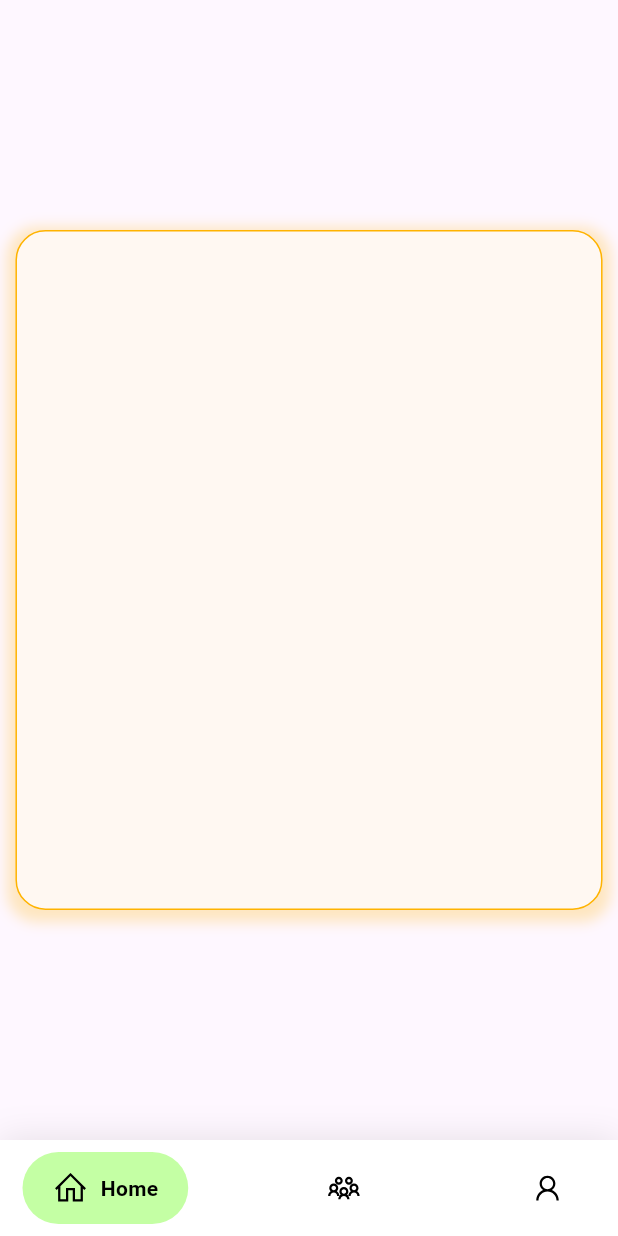
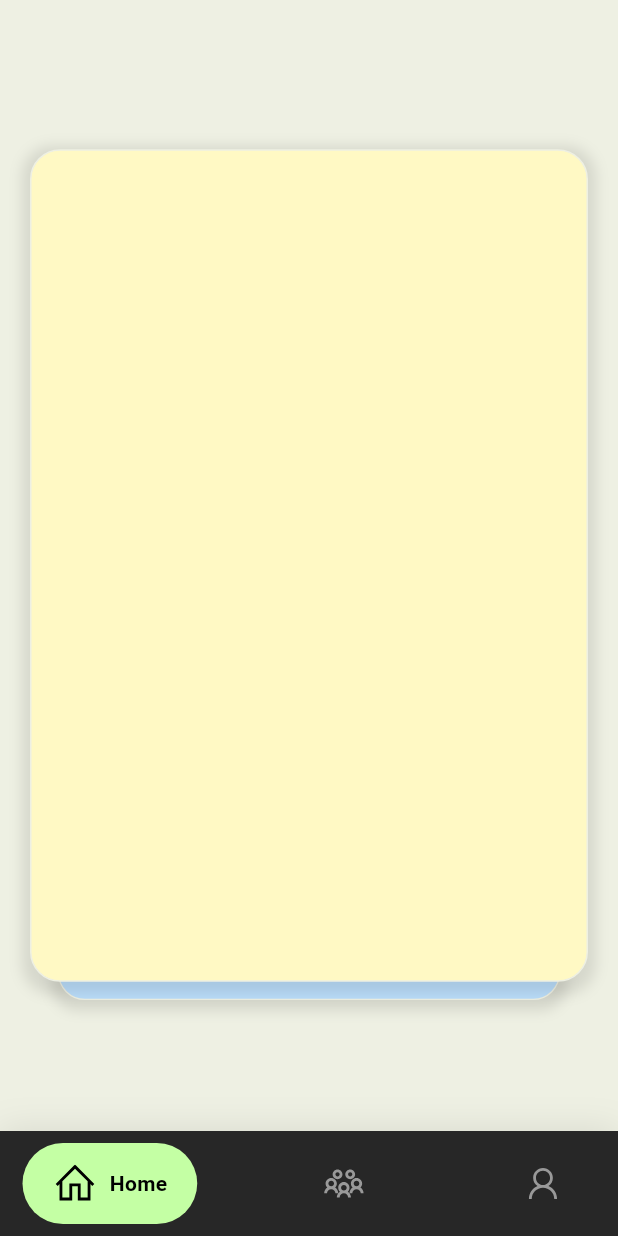
Before and after one commit to ronanhansel/touch-grass, a Flutter app: the screen it shows after launch, on a phone screen of 412 x 824 dp. Run offline on Flutter 3.47's test engine with Material 3 defaults, Android fonts, the phone set to English and light mode, and no system bars; drawn by our look-alikes of flutter_card_swiper, google_nav_bar; our stand-ins replace line_icons.

Commit message:
homepage UI 1

```diff
--- a/lib/home.dart
+++ b/lib/home.dart
@@ -1,4 +1,5 @@
 import 'package:flutter/material.dart';
+import 'package:flutter_card_swiper/flutter_card_swiper.dart';
 
 class Home extends StatefulWidget {
   const Home({super.key});
@@ -8,32 +9,108 @@ class Home extends StatefulWidget {
 }
 
 class _HomeState extends State<Home> {
-  @override
-  Widget build(BuildContext context) {
-    double width = MediaQuery.of(context).size.width;
-    double height = MediaQuery.of(context).size.height;
-    return Scaffold(
-      body: Center(
+  final CardSwiperController controller = CardSwiperController();
+
+  List<Container> cards = [
+    Container(
+      alignment: Alignment.center,
       child: Container(
         decoration: BoxDecoration(
             border: Border.all(
-                color: Colors.amber[600]!,
+              color: const Color.fromRGBO(238, 240, 227, 100),
             ),
-              color: Color.fromRGBO(255, 248, 242, 1),
+            color:
+                Colors.yellow[100], //Theme.of(context).colorScheme.background,
             boxShadow: [
               BoxShadow(
-                  color: Colors.amber[600]!.withOpacity(.25),
+                color: Colors.black.withOpacity(.10),
                 spreadRadius: 5,
                 blurRadius: 7,
                 offset: Offset(0, 3), // changes position of shadow
               ),
             ],
             borderRadius: BorderRadius.all(Radius.circular(20))),
-          height: height * 0.55,
-          width: width * 0.95,
-          child: Text(''),
+        height: 555,
+        width: 450,
+      ),
+    ),
+    Container(
+      alignment: Alignment.center,
+      child: Container(
+        decoration: BoxDecoration(
+            border: Border.all(
+              color: const Color.fromRGBO(238, 240, 227, 100),
+            ),
+            color: Colors.blue[100], //Theme.of(context).colorScheme.background,
+            boxShadow: [
+              BoxShadow(
+                color: Colors.black.withOpacity(.10),
+                spreadRadius: 5,
+                blurRadius: 7,
+                offset: Offset(0, 3), // changes position of shadow
+              ),
+            ],
+            borderRadius: BorderRadius.all(Radius.circular(20))),
+        height: 555,
+        width: 450,
+      ),
+    ),
+    Container(
+      alignment: Alignment.center,
+      child: Container(
+        decoration: BoxDecoration(
+            border: Border.all(
+              color: const Color.fromRGBO(238, 240, 227, 100),
+            ),
+            color:
+                Colors.purple[100], //Theme.of(context).colorScheme.background,
+            boxShadow: [
+              BoxShadow(
+                color: Colors.black.withOpacity(.10),
+                spreadRadius: 5,
+                blurRadius: 7,
+                offset: Offset(0, 3), // changes position of shadow
+              ),
+            ],
+            borderRadius: BorderRadius.all(Radius.circular(20))),
+        height: 555,
+        width: 450,
+      ),
+    ),
+  ];
+
+  @override
+  Widget build(BuildContext context) {
+    double width = MediaQuery.of(context).size.width;
+    double height = MediaQuery.of(context).size.height;
+
+    return Scaffold(
+      body: Flexible(
+        child: CardSwiper(
+          cardsCount: cards.length,
+          cardBuilder: (context, index, percentThresholdX, percentThresholdY) =>
+              cards[index],
+          controller: controller,
+          onSwipe: _onSwipe,
+          allowedSwipeDirection: AllowedSwipeDirection.only(
+              up: false, down: false, left: true, right: true),
+          numberOfCardsDisplayed: 2,
         ),
       ),
     );
   }
 }
+
+bool _onSwipe(
+  int previousIndex,
+  int? currentIndex,
+  CardSwiperDirection direction,
+) {
+  debugPrint('The card $previousIndex was swiped $direction to $currentIndex');
+  if (direction == CardSwiperDirection.left) {
+    debugPrint('Left function');
+  } else if (direction == CardSwiperDirection.right) {
+    debugPrint('Right function');
+  }
+  return true;
+}
--- a/lib/main.dart
+++ b/lib/main.dart
@@ -8,7 +8,22 @@ class MyApp extends StatelessWidget {
 
   @override
   Widget build(BuildContext context) {
-    return const MaterialApp(
-        debugShowCheckedModeBanner: false, home: Navigation());
+    return MaterialApp(
+        theme: ThemeData(
+            colorScheme: const ColorScheme(
+          brightness: Brightness.light,
+          primary: Color.fromRGBO(238, 240, 227, 1),
+          onPrimary: Color.fromRGBO(238, 240, 227, 1),
+          secondary: Color.fromRGBO(241, 243, 230, 1),
+          onSecondary: Color.fromRGBO(153, 153, 153, 1),
+          error: Color.fromRGBO(238, 240, 227, 1),
+          onError: Color.fromRGBO(238, 240, 227, 1),
+          background: Color.fromRGBO(250, 251, 239, 1),
+          onBackground: Color.fromRGBO(39, 39, 39, 1),
+          surface: Color.fromRGBO(238, 240, 227, 1),
+          onSurface: Color.fromRGBO(238, 240, 227, 1),
+        )),
+        debugShowCheckedModeBanner: false,
+        home: const Navigation());
   }
 }
--- a/lib/navigation.dart
+++ b/lib/navigation.dart
@@ -29,7 +29,7 @@ class _HomePageState extends State<Navigation> {
       ),
       bottomNavigationBar: Container(
           decoration: BoxDecoration(
-            color: Colors.white,
+            color: Theme.of(context).colorScheme.onBackground,
             boxShadow: [
               BoxShadow(
                 blurRadius: 20,
@@ -51,18 +51,21 @@ class _HomePageState extends State<Navigation> {
                     const EdgeInsets.symmetric(horizontal: 20, vertical: 12),
                 duration: const Duration(milliseconds: 400),
                 tabBackgroundColor: const Color.fromRGBO(196, 255, 164, 100)!,
-                color: Colors.black,
+                color: Theme.of(context).colorScheme.onSecondary,
                 tabs: const [
                   GButton(
                     icon: LineIcons.home,
+                    iconSize: 30.0,
                     text: 'Home',
                   ),
                   GButton(
                     icon: LineIcons.users,
+                    iconSize: 30.0,
                     text: 'Community',
                   ),
                   GButton(
                     icon: LineIcons.user,
+                    iconSize: 30.0,
                     text: 'Profile',
                   ),
                 ],
--- a/pubspec.yaml
+++ b/pubspec.yaml
@@ -36,6 +36,7 @@ dependencies:
   cupertino_icons: ^1.0.2
   google_nav_bar: ^5.0.6
   line_icons: ^2.0.3
+  flutter_card_swiper: ^6.0.0
 
 dev_dependencies:
   flutter_test:
```
Also changed, not shown: 1 other file. Lines whose indentation alone changed are shown as unchanged.
